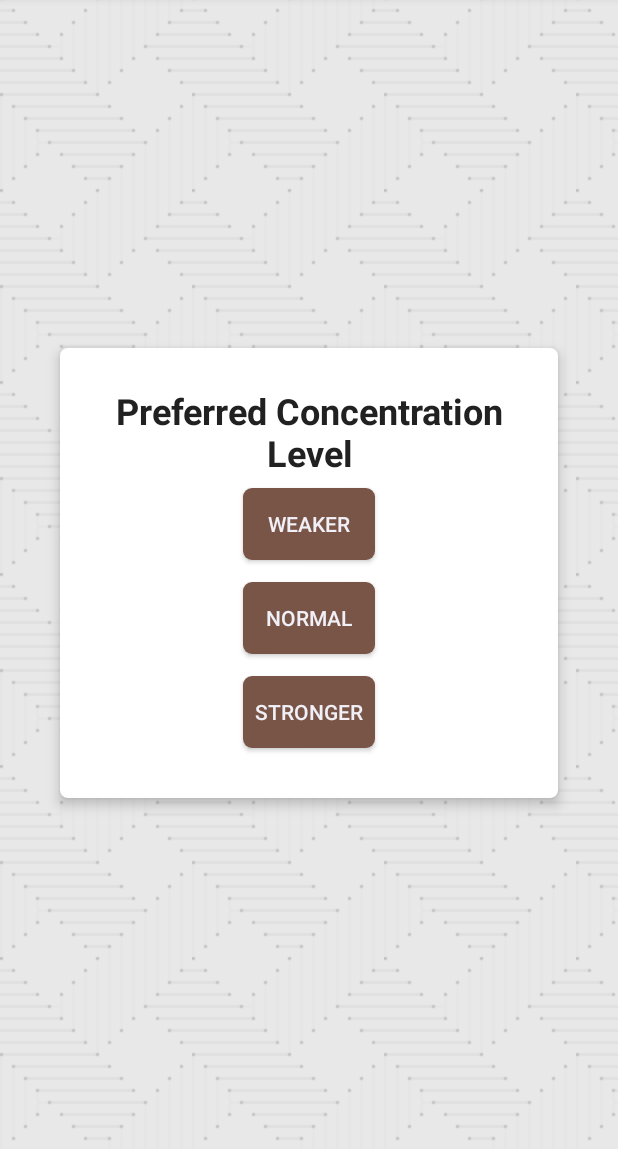
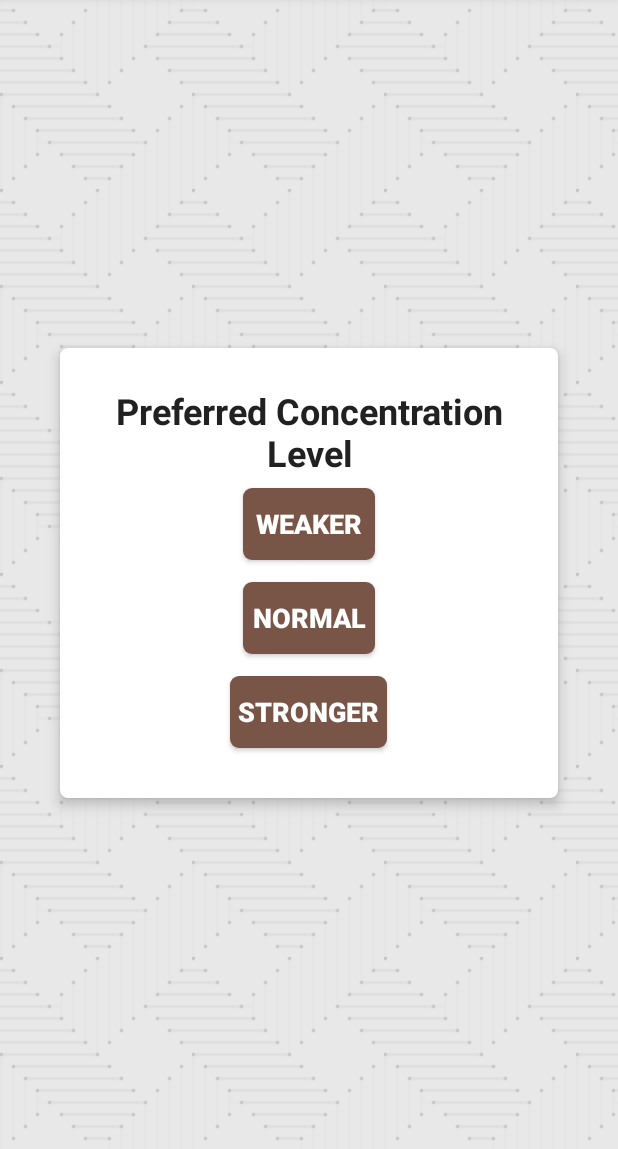
Before and after one commit to bundeeteddee/KopiAddict, an Android app: the fragment DrinkMakerFragment shown on its own in the app's theme, after a tap on "0%", on a phone screen of 412 x 824 dp, the part 87-1236 px from its top. Run offline under Robolectric (Android 15) with nearby library versions, the phone set to English and light mode, and no system bars; our stand-ins replace data binding; libraries missing offline, so code that uses them is left out: io.realm, io.realm.annotations; 1 statement that could not run was skipped; 3 other taps on this screen came first.

Commit message:
Dimensions for smaller phones

```diff
--- a/app/src/main/java/com/tinytinybites/android/kopiaddict/application/EApplication.java
+++ b/app/src/main/java/com/tinytinybites/android/kopiaddict/application/EApplication.java
@@ -64,28 +64,8 @@ public class EApplication extends Application{
     private void checkDatabase(){
         Log.e(TAG, "checkDatabase 1 :" + DrinkDao.getInstance().getCount());
         if(DrinkDao.getInstance().getCount() == 0){
-
             DrinkDao.getInstance().prepopulateDrinks();
         }
-
-        /*Log.e(TAG, "checkDatabase 3 : " + DrinkDao.getInstance().getCount());
-        RealmResults<Drink> prepopulatedDrinks = mRealm.where(Drink.class).findAllAsync();
-        Log.e(TAG, ">>>> mmmm " + prepopulatedDrinks.size());
-
-        Log.e(TAG, "checkDatabase 4");
-        prepopulatedDrinks.addChangeListener(new RealmChangeListener<RealmResults<Drink>>() {
-            @Override
-            public void onChange(RealmResults<Drink> element) {
-                if(element.size() == 0){
-                    Log.e(TAG, ">>>> We got nothing :( ");
-
-                }else{
-                    Log.e(TAG, ">>>> We prepopulated stuff: " + element.size());
-
-                }
-            }
-        });*/
     }
 
-
 }
--- a/app/src/main/java/com/tinytinybites/android/kopiaddict/fragment/DashboardFragment.java
+++ b/app/src/main/java/com/tinytinybites/android/kopiaddict/fragment/DashboardFragment.java
@@ -87,7 +87,6 @@ public class DashboardFragment extends Fragment implements DrinkRecyclerViewAdap
 
         mRecyclerView.setAdapter(mDrinksAdapter);
         mRecyclerView.setHasFixedSize(true);
-        //mRecyclerView.setChildDrawingOrderCallback(new FanChildDrawingOrderCallback(mFanLayoutManager));
 
         //Other ui
         mStartButton = (Button) mBinding.getRoot().findViewById(R.id.start_button);
--- a/app/src/main/res/layout/button_answer_option.xml
+++ b/app/src/main/res/layout/button_answer_option.xml
@@ -1,8 +1,9 @@
 <?xml version="1.0" encoding="utf-8"?>
 <Button
     xmlns:android="http://schemas.android.com/apk/res/android"
+    style="@style/Common.Header.Button"
     android:layout_width="wrap_content"
     android:layout_height="wrap_content"
-    android:padding="3dp"
+    android:padding="5dp"
     android:background="@drawable/button_answers_background"
     />
```
